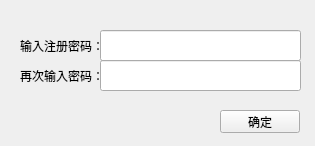
Before: the Qt Designer form ClientQ/register.ui in PanHe0830/IMSystem, drawn with Qt 5.
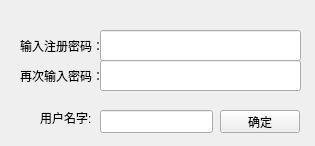
After: the same form once the commit is applied.

```diff
--- a/ClientQ/register.ui
+++ b/ClientQ/register.ui
@@ -72,6 +72,29 @@
     <string>确定</string>
    </property>
   </widget>
+  <widget class="QLabel" name="label_3">
+   <property name="geometry">
+    <rect>
+     <x>40</x>
+     <y>110</y>
+     <width>53</width>
+     <height>15</height>
+    </rect>
+   </property>
+   <property name="text">
+    <string>用户名字:</string>
+   </property>
+  </widget>
+  <widget class="QLineEdit" name="le_name">
+   <property name="geometry">
+    <rect>
+     <x>100</x>
+     <y>110</y>
+     <width>113</width>
+     <height>23</height>
+    </rect>
+   </property>
+  </widget>
  </widget>
  <resources/>
  <connections/>
```
